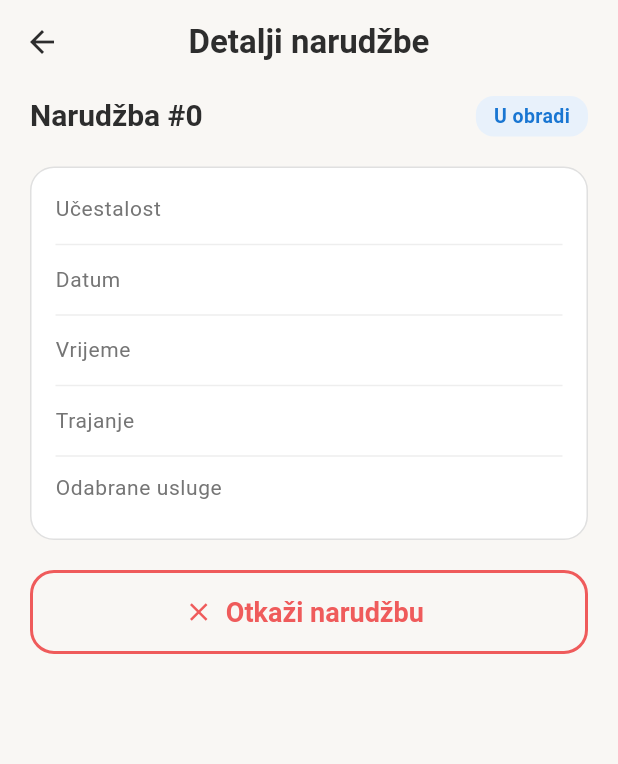
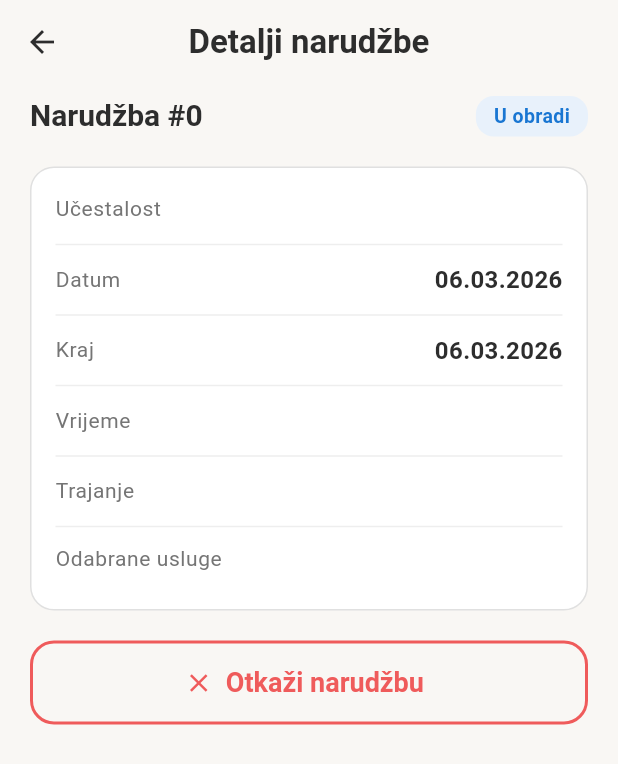
Before and after one commit to splivalo/helpi_seniors, a Flutter app: the OrderDetailScreen screen opened directly with empty values, on a phone screen of 412 x 824 dp. Shown: the top 764 px of the screen. Run offline on Flutter 3.47's test engine with Material 3 defaults, Android fonts, the light colour scheme and no system bars; our stand-ins replace flutter_svg.

Commit message:
refactor: align with canonical domain model (statuses, service codes, linkage IDs, DateTime migration) (0 errors maintained)

```diff
--- a/lib/core/l10n/app_strings.dart
+++ b/lib/core/l10n/app_strings.dart
@@ -224,9 +224,12 @@ class AppStrings {
       'ordersProcessing': 'U obradi',
       'ordersActive': 'Aktivne',
       'ordersCompleted': 'Završene',
+      'ordersCancelled': 'Otkazane',
       'orderProcessing': 'U obradi',
       'orderActive': 'Aktivna',
       'orderCompleted': 'Završena',
+      'orderCancelled': 'Otkazana',
+      'orderArchived': 'Arhivirana',
       'cancelOrder': 'Otkaži narudžbu',
       'repeatOrder': 'Ponovi narudžbu',
       'orderPlaced': 'Narudžba zaprimljena!',
@@ -528,9 +531,12 @@ class AppStrings {
       'ordersProcessing': 'Processing',
       'ordersActive': 'Active',
       'ordersCompleted': 'Completed',
+      'ordersCancelled': 'Cancelled',
       'orderProcessing': 'Processing',
       'orderActive': 'Active',
       'orderCompleted': 'Completed',
+      'orderCancelled': 'Cancelled',
+      'orderArchived': 'Archived',
       'cancelOrder': 'Cancel order',
       'repeatOrder': 'Repeat order',
       'orderPlaced': 'Order placed!',
@@ -849,9 +855,12 @@ class AppStrings {
   static String get ordersProcessing => _t('ordersProcessing');
   static String get ordersActive => _t('ordersActive');
   static String get ordersCompleted => _t('ordersCompleted');
+  static String get ordersCancelled => _t('ordersCancelled');
   static String get orderProcessing => _t('orderProcessing');
   static String get orderActive => _t('orderActive');
   static String get orderCompleted => _t('orderCompleted');
+  static String get orderCancelled => _t('orderCancelled');
+  static String get orderArchived => _t('orderArchived');
   static String get cancelOrder => _t('cancelOrder');
   static String get repeatOrder => _t('repeatOrder');
   static String get orderPlaced => _t('orderPlaced');
--- a/lib/features/booking/data/order_model.dart
+++ b/lib/features/booking/data/order_model.dart
@@ -1,10 +1,10 @@
 import 'package:flutter/foundation.dart';
 
-/// Status narudžbe.
-enum OrderStatus { processing, active, completed }
+/// Status narudžbe (canonical: processing → active → completed | cancelled | archived).
+enum OrderStatus { processing, active, completed, cancelled, archived }
 
-/// Status pojedinog posla/termina.
-enum JobStatus { completed, upcoming, cancelled }
+/// Status pojedinog posla/termina (canonical: scheduled → completed | cancelled).
+enum JobStatus { completed, scheduled, cancelled }
 
 /// Strukturirani zapis jednog dana u ponavljajućoj narudžbi.
 class OrderDayEntry {
@@ -31,16 +31,25 @@ class JobModel {
     required this.time,
     required this.durationHours,
     required this.studentName,
-    this.status = JobStatus.upcoming,
+    this.orderId = '',
+    this.studentId = '',
+    this.status = JobStatus.scheduled,
     this.review,
   });
 
-  /// Formatted date string "DD.MM.YYYY."
-  final String date;
+  /// Date of this job occurrence.
+  final DateTime date;
   final int weekday; // 1=Mon … 7=Sun
   final String time;
   final int durationHours;
   final String studentName;
+
+  /// Linkage: explicit order reference.
+  final String orderId;
+
+  /// Linkage: explicit student reference.
+  final String studentId;
+
   JobStatus status;
   ReviewModel? review;
 }
@@ -51,7 +60,7 @@ class ReviewModel {
 
   final int rating; // 1-5
   final String comment;
-  final String date;
+  final DateTime date;
 }
 
 /// Student dodijeljen narudžbi.
@@ -59,12 +68,17 @@ class StudentAssignment {
   StudentAssignment({
     required this.name,
     required this.fromDate,
-    this.toDate = '',
+    this.studentId = '',
+    this.toDate,
   });
 
   final String name;
-  final String fromDate;
-  final String toDate;
+
+  /// Linkage: explicit student reference.
+  final String studentId;
+
+  final DateTime fromDate;
+  final DateTime? toDate;
   final List<ReviewModel> reviews = [];
 }
 
@@ -75,13 +89,14 @@ class OrderModel {
     required this.services,
     required this.date,
     required this.frequency,
+    this.seniorId = '',
     this.status = OrderStatus.processing,
     this.notes = '',
     this.isOneTime = true,
     this.time = '',
     this.duration = '',
     this.dayEntries = const [],
-    this.endDate = '',
+    this.endDate,
     this.weekday = 1,
     this.durationHours = 0,
     List<StudentAssignment>? students,
@@ -90,8 +105,12 @@ class OrderModel {
        jobs = jobs ?? [];
 
   final int id;
+
+  /// Linkage: explicit senior reference.
+  final String seniorId;
+
   final List<String> services;
-  final String date;
+  final DateTime date;
   final String frequency;
   final String notes;
   OrderStatus status;
@@ -101,7 +120,7 @@ class OrderModel {
   final String duration;
 
   final List<OrderDayEntry> dayEntries;
-  final String endDate;
+  final DateTime? endDate;
 
   /// For one-time orders: weekday (1=Mon…7=Sun) and numeric hours.
   final int weekday;
@@ -132,7 +151,7 @@ class OrdersNotifier extends ChangeNotifier {
     final seedOneTime = OrderModel(
       id: _nextId,
       services: ['Čišćenje', 'Kuhanje'],
-      date: '25.02.2026',
+      date: DateTime(2026, 2, 25),
       frequency: 'Jednom',
       status: OrderStatus.completed,
       isOneTime: true,
@@ -140,10 +159,12 @@ class OrdersNotifier extends ChangeNotifier {
       duration: '2 sata',
       weekday: 3, // Wednesday
       durationHours: 2,
-      students: [StudentAssignment(name: 'Ana M.', fromDate: '25.02.2026')],
+      students: [
+        StudentAssignment(name: 'Ana M.', fromDate: DateTime(2026, 2, 25)),
+      ],
       jobs: [
         JobModel(
-          date: '25.02.2026',
+          date: DateTime(2026, 2, 25),
           weekday: 3,
           time: '10:00',
           durationHours: 2,
@@ -159,7 +180,7 @@ class OrdersNotifier extends ChangeNotifier {
     final seedRecurring = OrderModel(
       id: _nextId,
       services: ['Čišćenje'],
-      date: '03.01.2026',
+      date: DateTime(2026, 1, 3),
       frequency: 'Ponavljajuće',
       status: OrderStatus.completed,
       isOneTime: false,
@@ -183,10 +204,12 @@ class OrdersNotifier extends ChangeNotifier {
           durationHours: 2,
         ),
       ],
-      students: [StudentAssignment(name: 'Marko K.', fromDate: '03.01.2026')],
+      students: [
+        StudentAssignment(name: 'Marko K.', fromDate: DateTime(2026, 1, 3)),
+      ],
       jobs: [
         JobModel(
-          date: '05.01.2026',
+          date: DateTime(2026, 1, 5),
           weekday: 1,
           time: '09:00',
           durationHours: 3,
@@ -194,7 +217,7 @@ class OrdersNotifier extends ChangeNotifier {
           status: JobStatus.completed,
         ),
         JobModel(
-          date: '08.01.2026',
+          date: DateTime(2026, 1, 8),
           weekday: 4,
           time: '14:00',
           durationHours: 2,
@@ -202,7 +225,7 @@ class OrdersNotifier extends ChangeNotifier {
           status: JobStatus.completed,
         ),
         JobModel(
-          date: '12.01.2026',
+          date: DateTime(2026, 1, 12),
           weekday: 1,
           time: '09:00',
           durationHours: 3,
@@ -210,7 +233,7 @@ class OrdersNotifier extends ChangeNotifier {
           status: JobStatus.completed,
         ),
         JobModel(
-          date: '15.01.2026',
+          date: DateTime(2026, 1, 15),
           weekday: 4,
           time: '14:00',
           durationHours: 2,
@@ -226,7 +249,7 @@ class OrdersNotifier extends ChangeNotifier {
     final seedUntilDate = OrderModel(
       id: _nextId,
       services: ['Kuhanje', 'Šetnja'],
-      date: '10.01.2026',
+      date: DateTime(2026, 1, 10),
       frequency: 'Do 07.02.2026',
       status: OrderStatus.completed,
       isOneTime: false,
@@ -234,7 +257,7 @@ class OrdersNotifier extends ChangeNotifier {
       duration: '2 sata',
       weekday: 6,
       durationHours: 2,
-      endDate: '07.02.2026',
+      endDate: DateTime(2026, 2, 7),
       dayEntries: const [
         OrderDayEntry(
           dayName: 'Subota',
@@ -244,10 +267,12 @@ class OrdersNotifier extends ChangeNotifier {
           durationHours: 2,
         ),
       ],
-      students: [StudentAssignment(name: 'Ivana P.', fromDate: '10.01.2026')],
+      students: [
+        StudentAssignment(name: 'Ivana P.', fromDate: DateTime(2026, 1, 10)),
+      ],
       jobs: [
         JobModel(
-          date: '10.01.2026',
+          date: DateTime(2026, 1, 10),
           weekday: 6,
           time: '11:00',
           durationHours: 2,
@@ -255,7 +280,7 @@ class OrdersNotifier extends ChangeNotifier {
           status: JobStatus.completed,
         ),
         JobModel(
-          date: '17.01.2026',
+          date: DateTime(2026, 1, 17),
           weekday: 6,
           time: '11:00',
           durationHours: 2,
@@ -263,7 +288,7 @@ class OrdersNotifier extends ChangeNotifier {
           status: JobStatus.completed,
         ),
         JobModel(
-          date: '24.01.2026',
+          date: DateTime(2026, 1, 24),
           weekday: 6,
           time: '11:00',
           durationHours: 2,
@@ -271,7 +296,7 @@ class OrdersNotifier extends ChangeNotifier {
           status: JobStatus.completed,
         ),
         JobModel(
-          date: '31.01.2026',
+          date: DateTime(2026, 1, 31),
           weekday: 6,
           time: '11:00',
           durationHours: 2,
@@ -279,7 +304,7 @@ class OrdersNotifier extends ChangeNotifier {
           status: JobStatus.completed,
         ),
         JobModel(
-          date: '07.02.2026',
+          date: DateTime(2026, 2, 7),
           weekday: 6,
           time: '11:00',
           durationHours: 2,
@@ -302,6 +327,12 @@ class OrdersNotifier extends ChangeNotifier {
 
   List<OrderModel> get completed =>
       _orders.where((o) => o.status == OrderStatus.completed).toList();
+
+  List<OrderModel> get cancelled =>
+      _orders.where((o) => o.status == OrderStatus.cancelled).toList();
+
+  List<OrderModel> get archived =>
+      _orders.where((o) => o.status == OrderStatus.archived).toList();
 
   int _nextId = 1;
 
@@ -343,18 +374,15 @@ class OrdersNotifier extends ChangeNotifier {
           time: order.time,
           durationHours: order.durationHours,
           studentName: studentName,
-          status: JobStatus.upcoming,
+          status: JobStatus.scheduled,
         ),
       );
       return;
     }
 
-    // Recurring: parse start/end, generate occurrences
-    final start = _parseDate(order.date);
-    if (start == null) return;
-
-    final end = order.endDate.isNotEmpty ? _parseDate(order.endDate) : null;
-    final limit = end ?? start.add(const Duration(days: 60));
+    // Recurring: use DateTime directly
+    final start = order.date;
+    final limit = order.endDate ?? start.add(const Duration(days: 60));
 
     final jobs = <JobModel>[];
     for (final entry in order.dayEntries) {
@@ -362,12 +390,12 @@ class OrdersNotifier extends ChangeNotifier {
       while (!current.isAfter(limit)) {
         jobs.add(
           JobModel(
-            date: _fmtDate(current),
+            date: current,
             weekday: entry.weekday,
             time: entry.time,
             durationHours: entry.durationHours,
             studentName: studentName,
-            status: JobStatus.upcoming,
+            status: JobStatus.scheduled,
           ),
         );
         current = current.add(const Duration(days: 7));
@@ -386,22 +414,6 @@ class OrdersNotifier extends ChangeNotifier {
   }
 
   // ── Date helpers ──
-  static DateTime? _parseDate(String s) {
-    final parts = s.replaceAll('.', '/').split('/');
-    if (parts.length < 3) return null;
-    final d = int.tryParse(parts[0]);
-    final m = int.tryParse(parts[1]);
-    final y = int.tryParse(parts[2]);
-    if (d == null || m == null || y == null) return null;
-    return DateTime(y, m, d);
-  }
-
-  static String _fmtDate(DateTime date) {
-    final d = date.day.toString().padLeft(2, '0');
-    final m = date.month.toString().padLeft(2, '0');
-    return '$d.$m.${date.year}';
-  }
-
   static DateTime _firstOccurrence(int weekday, DateTime from) {
     final diff = (weekday - from.weekday + 7) % 7;
     return from.add(Duration(days: diff));
@@ -410,7 +422,9 @@ class OrdersNotifier extends ChangeNotifier {
   int get nextId => _nextId;
 
   void cancelOrder(int id) {
-    _orders.removeWhere((o) => o.id == id);
+    final idx = _orders.indexWhere((o) => o.id == id);
+    if (idx == -1) return;
+    _orders[idx].status = OrderStatus.cancelled;
     notifyListeners();
   }
 
--- a/lib/features/booking/presentation/order_detail_screen.dart
+++ b/lib/features/booking/presentation/order_detail_screen.dart
@@ -153,14 +153,14 @@ class _OrderDetailScreenState extends State<OrderDetailScreen> {
             label: order.isOneTime
                 ? AppStrings.orderSummaryDate
                 : AppStrings.orderSummaryStartDate,
-            value: order.date,
+            value: AppFormatters.date(order.date),
           ),
 
-          if (order.endDate.isNotEmpty) ...[
+          if (order.endDate != null) ...[
             const Divider(height: 24),
             SummaryRow(
               label: AppStrings.orderSummaryEndDate,
-              value: order.endDate,
+              value: AppFormatters.date(order.endDate!),
             ),
           ],
 
@@ -390,7 +390,7 @@ class _OrderDetailScreenState extends State<OrderDetailScreen> {
                         ),
                         const Spacer(),
                         Text(
-                          order.jobs.first.review!.date,
+                          AppFormatters.date(order.jobs.first.review!.date),
                           style: theme.textTheme.bodySmall?.copyWith(
                             color: AppColors.textSecondary,
                             fontSize: 12,
@@ -494,7 +494,7 @@ class _OrderDetailScreenState extends State<OrderDetailScreen> {
   ) {
     final isCompleted = job.status == JobStatus.completed;
     final isCancelled = job.status == JobStatus.cancelled;
-    final isUpcoming = job.status == JobStatus.upcoming;
+    final isUpcoming = job.status == JobStatus.scheduled;
 
     return Container(
       padding: const EdgeInsets.all(12),
@@ -525,7 +525,7 @@ class _OrderDetailScreenState extends State<OrderDetailScreen> {
               const SizedBox(width: 8),
               Expanded(
                 child: Text(
-                  '${AppFormatters.dayMediumName(job.weekday)}, ${job.date}',
+                  '${AppFormatters.dayMediumName(job.weekday)}, ${AppFormatters.date(job.date)}',
                   style: theme.textTheme.bodyMedium?.copyWith(
                     fontWeight: FontWeight.w600,
                     color: isCancelled
@@ -657,7 +657,7 @@ class _OrderDetailScreenState extends State<OrderDetailScreen> {
                         StarRating(rating: job.review!.rating, size: 14),
                         const Spacer(),
                         Text(
-                          job.review!.date,
+                          AppFormatters.date(job.review!.date),
                           style: theme.textTheme.bodySmall?.copyWith(
                             color: AppColors.textSecondary,
                             fontSize: 11,
@@ -694,7 +694,7 @@ class _OrderDetailScreenState extends State<OrderDetailScreen> {
     final lastDate = DateTime(now.year + 2);
 
     // Recurring with end date → date range picker
-    if (!order.isOneTime && order.endDate.isNotEmpty) {
+    if (!order.isOneTime && order.endDate != null) {
       final range = await showDateRangePicker(
         context: context,
         firstDate: now,
@@ -712,7 +712,7 @@ class _OrderDetailScreenState extends State<OrderDetailScreen> {
         OrderModel(
           id: widget.ordersNotifier.nextId,
           services: List<String>.from(order.services),
-          date: AppFormatters.date(range.start),
+          date: range.start,
           frequency: newFrequency,
           notes: order.notes,
           isOneTime: false,
@@ -721,7 +721,7 @@ class _OrderDetailScreenState extends State<OrderDetailScreen> {
           weekday: range.start.weekday,
           durationHours: order.durationHours,
           dayEntries: order.dayEntries,
-          endDate: AppFormatters.date(range.end),
+          endDate: range.end,
         ),
       );
       if (!mounted) return;
@@ -744,7 +744,7 @@ class _OrderDetailScreenState extends State<OrderDetailScreen> {
       OrderModel(
         id: widget.ordersNotifier.nextId,
         services: List<String>.from(order.services),
-        date: AppFormatters.date(picked),
+        date: picked,
         frequency: order.frequency,
         notes: order.notes,
         isOneTime: order.isOneTime,
@@ -753,7 +753,6 @@ class _OrderDetailScreenState extends State<OrderDetailScreen> {
         weekday: picked.weekday,
         durationHours: order.durationHours,
         dayEntries: order.dayEntries,
-        endDate: '',
       ),
     );
     if (!mounted) return;
@@ -824,7 +823,7 @@ class _OrderDetailScreenState extends State<OrderDetailScreen> {
                   ),
                   const SizedBox(height: 4),
                   Text(
-                    '${AppFormatters.dayMediumName(job.weekday)}, ${job.date}',
+                    '${AppFormatters.dayMediumName(job.weekday)}, ${AppFormatters.date(job.date)}',
                     style: theme.textTheme.bodySmall?.copyWith(
                       color: AppColors.textSecondary,
                     ),
@@ -861,16 +860,13 @@ class _OrderDetailScreenState extends State<OrderDetailScreen> {
                     child: ElevatedButton(
                       onPressed: selectedRating > 0
                           ? () {
-                              final dateStr = AppFormatters.date(
-                                DateTime.now(),
-                              );
                               widget.ordersNotifier.addJobReview(
                                 order.id,
                                 jobIndex,
                                 ReviewModel(
                                   rating: selectedRating,
                                   comment: commentCtrl.text.trim(),
-                                  date: dateStr,
+                                  date: DateTime.now(),
                                 ),
                               );
                               if (!ctx.mounted) return;
--- a/lib/shared/widgets/job_status_badge.dart
+++ b/lib/shared/widgets/job_status_badge.dart
@@ -4,7 +4,7 @@ import 'package:helpi_senior/core/constants/colors.dart';
 import 'package:helpi_senior/core/l10n/app_strings.dart';
 import 'package:helpi_senior/features/booking/data/order_model.dart';
 
-/// Badge koji prikazuje status posla/termina (completed / upcoming / cancelled).
+/// Badge koji prikazuje status posla/termina (completed / scheduled / cancelled).
 ///
 /// Zamjenjuje _jobStatusBadge() iz order_detail_screen.dart.
 class JobStatusBadge extends StatelessWidget {
@@ -23,7 +23,7 @@ class JobStatusBadge extends StatelessWidget {
         bg = AppColors.statusGreenBg;
         fg = AppColors.success;
         label = AppStrings.jobCompleted;
-      case JobStatus.upcoming:
+      case JobStatus.scheduled:
         bg = AppColors.statusBlueBg;
         fg = AppColors.info;
         label = AppStrings.jobUpcoming;
--- a/lib/shared/widgets/status_chip.dart
+++ b/lib/shared/widgets/status_chip.dart
@@ -32,6 +32,14 @@ class StatusChip extends StatelessWidget {
         bg = AppColors.statusGreenBg;
         fg = AppColors.success;
         label = AppStrings.orderCompleted;
+      case OrderStatus.cancelled:
+        bg = AppColors.statusRedBg;
+        fg = AppColors.coral;
+        label = AppStrings.orderCancelled;
+      case OrderStatus.archived:
+        bg = const Color(0xFFF5F5F5);
+        fg = AppColors.textSecondary;
+        label = AppStrings.orderArchived;
     }
 
     return Container(
```
Also changed, not shown: lib/core/utils/mock_data.dart (+10 -13 lines), lib/features/booking/presentation/orders_screen.dart (+5 -2 lines), lib/features/order/presentation/order_flow_screen.dart (+8 -8 lines).
